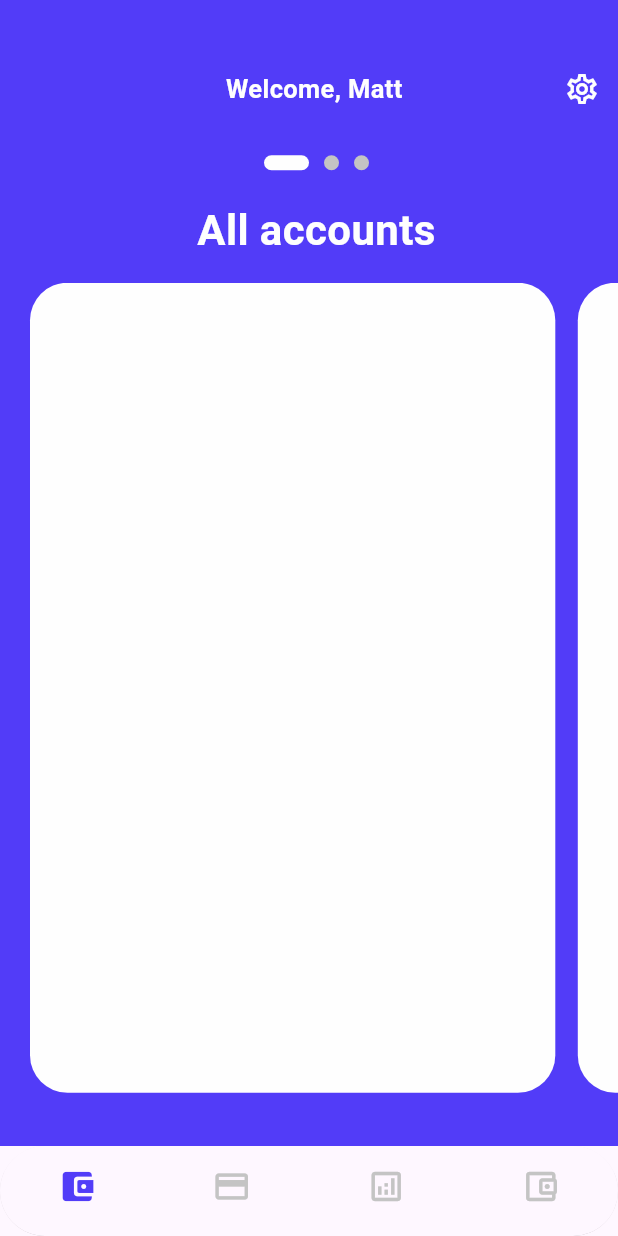
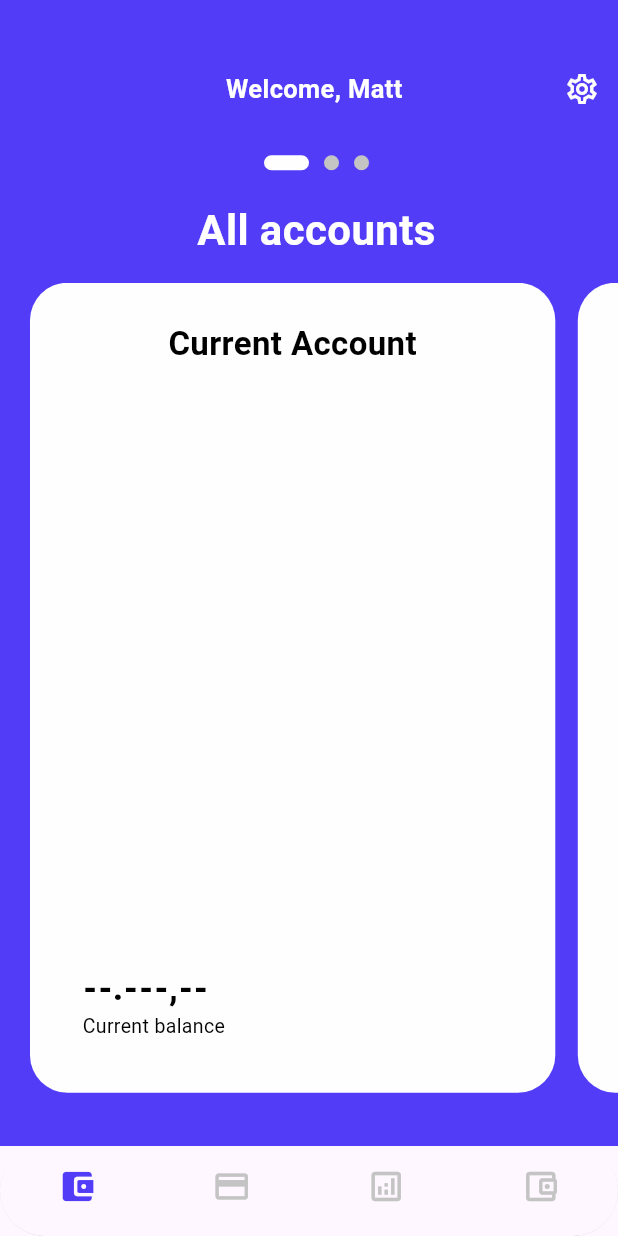
Before and after one commit to HOPDigital/finance-app, a Flutter app: the BottomBar screen opened directly, on a phone screen of 412 x 824 dp. Run offline on Flutter 3.47's test engine with Material 2 defaults, Android fonts, the phone set to English and light mode, and no system bars; drawn by our look-alikes of smooth_page_indicator; our stand-ins replace animated_splash_screen, gap, get, page_transition, shared_preferences; accounts and stored records are empty; Roboto replaces fonts that are missing (Montserrat Bold, Montserrat Regular, Poppings Regular).

Commit message:
feat: added layout to dashboard cards

```diff
--- a/client/lib/pages/dashboard/dashboard_card.dart
+++ b/client/lib/pages/dashboard/dashboard_card.dart
@@ -3,9 +3,13 @@ import 'package:flutter/material.dart';
 // Utils
 import 'package:flutter_application/utils/helpers/app_layout.dart';
 import 'package:flutter_application/utils/styles/colors.dart';
+import 'package:flutter_application/utils/styles/typography.dart';
 
 class DashboardCard extends StatelessWidget {
-  const DashboardCard({super.key});
+  const DashboardCard({super.key, required this.accountType, this.currentBalance = "--.---,--"});
+
+  final String accountType;
+  final String currentBalance;
 
   @override
   Widget build(BuildContext context) {
@@ -19,6 +23,41 @@ class DashboardCard extends StatelessWidget {
       height: AppLayout.getHeight(540),
       width: size.width * 0.85,
       margin: EdgeInsets.only(right: AppLayout.getHeight(15)),
+      padding: EdgeInsets.symmetric(
+        horizontal: AppLayout.getWidth(35),
+        vertical: AppLayout.getHeight(25),
+      ),
+      child: Stack(
+        alignment: Alignment.topCenter,
+        children: [
+          Text(
+            accountType,
+            style: AppTypography.titleOne.copyWith(color: Colors.black),
+            textAlign: TextAlign.center,
+          ),
+          Positioned(
+            bottom: 10,
+            left: 0,
+            child: Column(
+              mainAxisAlignment: MainAxisAlignment.center,
+              crossAxisAlignment: CrossAxisAlignment.start,
+              children: [
+                Text(
+                  currentBalance,
+                  style: AppTypography.titleOne.copyWith(
+                    color: Colors.black,
+                    fontWeight: FontWeight.w900,
+                  ),
+                ),
+                Text(
+                  "Current balance",
+                  style: AppTypography.footnote.copyWith(color: Colors.black),
+                ),
+              ],
+            ),
+          ),
+        ],
+      ),
     );
   }
 }
```
